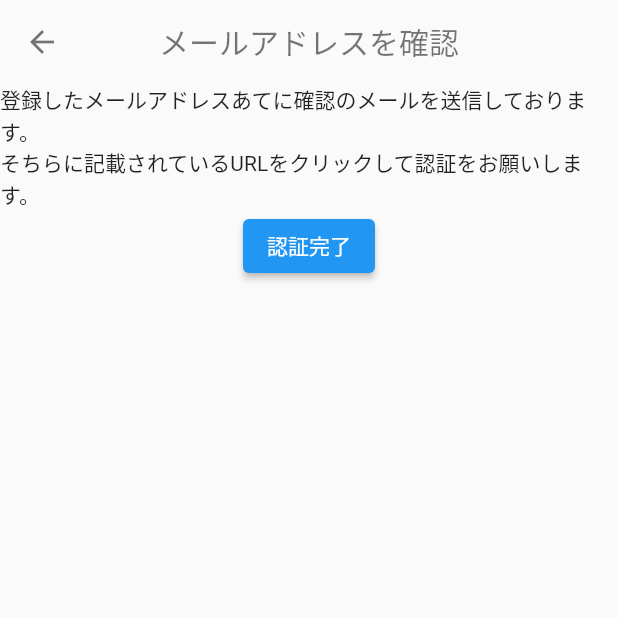
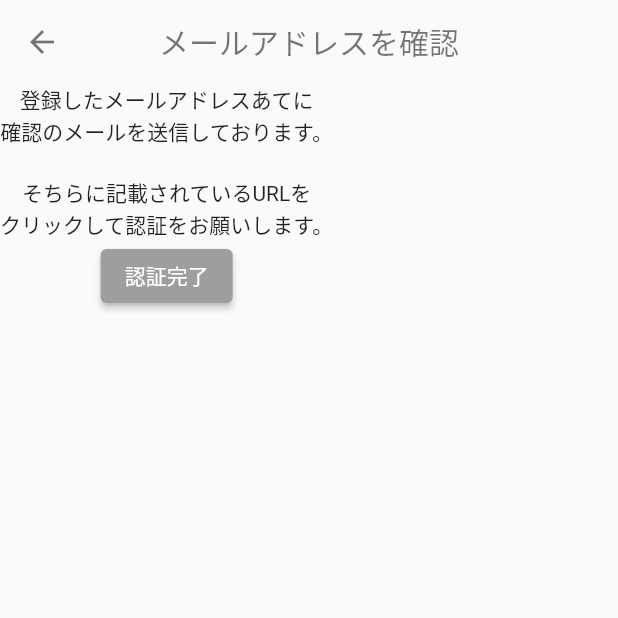
Before and after one commit to takumi-maki/checklist_child_grow_up, a Flutter app: the CheckEmailPage screen opened directly with empty values, on a phone screen of 412 x 824 dp, the top half of it. Run offline on Flutter 3.47's test engine with Material 2 defaults, Android fonts, the phone set to English and light mode, and no system bars; our stand-ins replace cloud_firestore, firebase_auth, firebase_core, firebase_storage, image_picker; accounts and stored records are empty.

Commit message:
その他の実装

```diff
--- a/lib/model/account.dart
+++ b/lib/model/account.dart
@@ -6,6 +6,7 @@ class Account {
   String imagePath;
   String userId;
   String selfIntroduction;
+  String email;
   Timestamp? createdTime;
   Timestamp? updatedTime;
 
@@ -15,6 +16,7 @@ class Account {
     required this.imagePath,
     required this.userId,
     required this.selfIntroduction,
+    required this.email,
     this.createdTime,
     this.updatedTime,
   });
--- a/lib/utils/firestore/users.dart
+++ b/lib/utils/firestore/users.dart
@@ -14,6 +14,7 @@ class UserFirestore {
         'name': newAccount.name,
         'user_id': newAccount.userId,
         'self_introduction': newAccount.selfIntroduction,
+        'email': newAccount.email,
         'image_path': newAccount.imagePath,
         'created_time': Timestamp.now(),
         'updated_time': Timestamp.now(),
@@ -35,6 +36,7 @@ class UserFirestore {
         name: data['name'],
         userId: data['user_id'],
         selfIntroduction: data['self_introduction'],
+        email: data['email'],
         imagePath: data['image_path'],
         createdTime: data['created_time'],
         updatedTime: data['updated_time']
@@ -47,7 +49,6 @@ class UserFirestore {
       return false;
     }
   }
-
   static Future<bool> updateUser(Account updateAccount) async {
     try {
       await users.doc(updateAccount.id).update({
@@ -55,6 +56,7 @@ class UserFirestore {
         'image_path': updateAccount.imagePath,
         'user_id': updateAccount.userId,
         'self_introduction': updateAccount.selfIntroduction,
+        'email': updateAccount.email,
         'updated_time': Timestamp.now(),
       });
       debugPrint('ユーザー情報の更新完了');
@@ -78,6 +80,7 @@ class UserFirestore {
           userId: data['user_id'],
           imagePath: data['image_path'],
           selfIntroduction: data['self_introduction'],
+          email: data['email'],
           createdTime: data['created_time'],
           updatedTime: data['updated_time'],
         );
--- a/lib/view/account/edit_account_page.dart
+++ b/lib/view/account/edit_account_page.dart
@@ -119,6 +119,7 @@ class _EditAccountPageState extends State<EditAccountPage> {
                       name: nameController.text,
                       userId: userIdController.text,
                       selfIntroduction: selfIntroductionController.text,
+                      email: myAccount.email,
                       imagePath: imagePath
                     );
                     // AuthenticationのmyAccountも更新
--- a/lib/view/start_up/check_email_page.dart
+++ b/lib/view/start_up/check_email_page.dart
@@ -22,8 +22,11 @@ class _CheckEmailPageState extends State<CheckEmailPage> {
       appBar: WidgetUtils.createAppBar('メールアドレスを確認'),
       body: Column(
         children: [
-          const Text('登録したメールアドレスあてに確認のメールを送信しております。'),
-          const Text('そちらに記載されているURLをクリックして認証をお願いします。'),
+          const Text('登録したメールアドレスあてに'),
+          const Text('確認のメールを送信しております。'),
+          SizedBox(height: 20),
+          const Text('そちらに記載されているURLを'),
+          const Text('クリックして認証をお願いします。'),
           ElevatedButton(
             onPressed: () async {
               var result = await Authentication.emailSignIn(
@@ -42,7 +45,7 @@ class _CheckEmailPageState extends State<CheckEmailPage> {
                 }
               }
             },
-
+            style: ElevatedButton.styleFrom(primary: Colors.grey),
             child: const Text('認証完了'))
 
         ],
--- a/lib/view/start_up/create_account_page.dart
+++ b/lib/view/start_up/create_account_page.dart
@@ -127,6 +127,7 @@ class _CreateAccountPageState extends State<CreateAccountPage> {
                         name: nameController.text,
                         userId: userIdController.text,
                         selfIntroduction: selfIntroductionController.text,
+                        email: userCredential.user!.email!,
                         imagePath: imagePath,
                       );
                       // firestoreにユーザー情報を追加
--- a/lib/view/start_up/login_page.dart
+++ b/lib/view/start_up/login_page.dart
@@ -27,7 +27,7 @@ class _LoginPageState extends State<LoginPage> {
           child: Column(
             children: [
               const SizedBox(height: 50),
-              const Text('わが子の成長チェックリスト', style: TextStyle(fontSize: 24, fontWeight: FontWeight.bold, color: Colors.black54)),
+              const Text('わが子の成長チェックリスト', style: TextStyle(fontSize: 24, color: Colors.black54)),
               Padding(
                 padding: const EdgeInsets.symmetric(vertical: 20.0),
                 child: SizedBox(
```
Also changed, not shown: lib/view/room/add_email_page.dart (added, +64 -0 lines), pubspec.yaml (+6 -1 lines), pubspec.lock, 5 other files.
